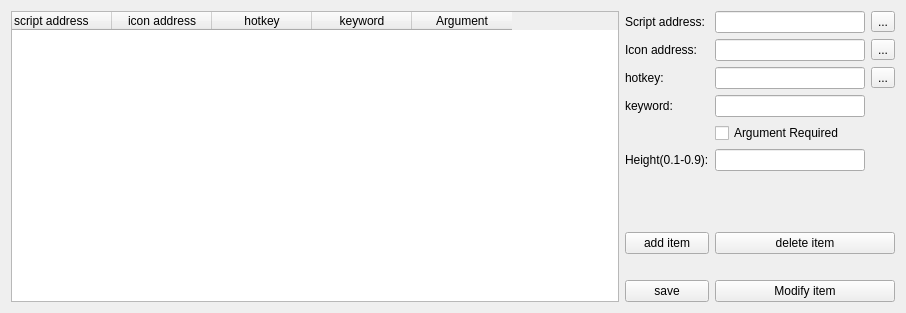
Qt form src/setting.ui (qdore/Mutate) before a commit.
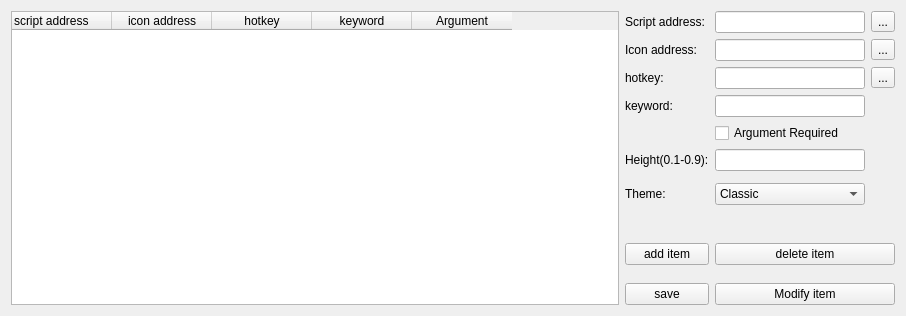
The same form after that commit.

Commit message:
Added dark theme
-the user can change between classic and dark theme in preferences

What changed in the file:
```diff
--- a/src/setting.ui
+++ b/src/setting.ui
@@ -59,7 +59,7 @@
        <string>script address</string>
       </property>
       <property name="textAlignment">
-       <set>AlignLeft|AlignVCenter</set>
+       <set>AlignLeading|AlignVCenter</set>
       </property>
      </column>
      <column>
@@ -242,6 +242,27 @@
      </property>
     </widget>
    </item>
+   <item row="7" column="4">
+    <widget class="QComboBox" name="comboBox">
+     <item>
+      <property name="text">
+       <string>Classic</string>
+      </property>
+     </item>
+     <item>
+      <property name="text">
+       <string>Dark</string>
+      </property>
+     </item>
+    </widget>
+   </item>
+   <item row="7" column="3">
+    <widget class="QLabel" name="themeLabel">
+     <property name="text">
+      <string>Theme:</string>
+     </property>
+    </widget>
+   </item>
   </layout>
  </widget>
  <resources/>
```
The commit also changes 9 other files.
